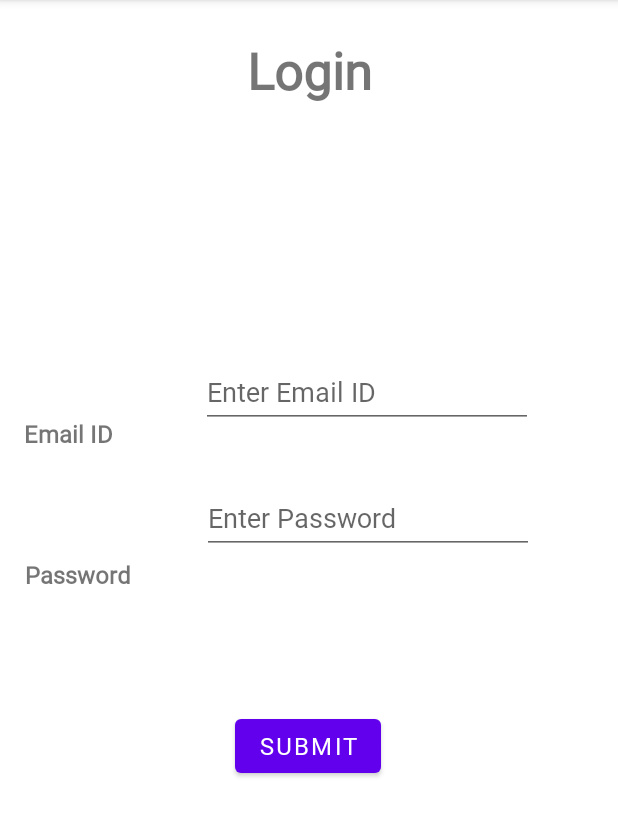
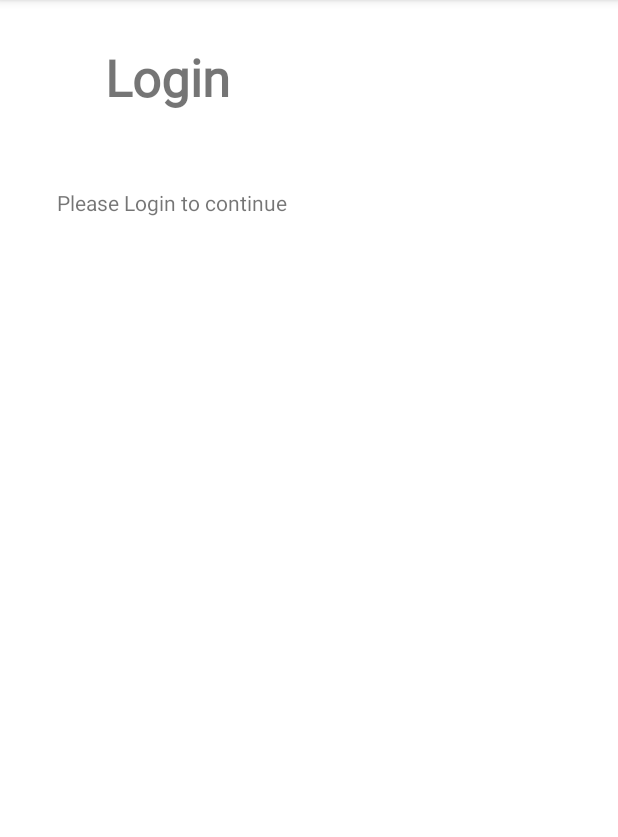
Before and after one commit to varun9610/Vaccine-Register, an Android app: the LoginFragment screen opened through its navigation route, on a phone screen of 412 x 824 dp, the part 84-921 px from its top. Run offline under Robolectric (Android 15) with nearby library versions, the phone set to English and light mode, and no system bars; our stand-ins replace data binding.

Commit message:
Modify fragment_login.xml a bit and add a couple of string resources.

```diff
--- a/app/src/main/res/layout/fragment_login.xml
+++ b/app/src/main/res/layout/fragment_login.xml
@@ -1,106 +1,36 @@
 <?xml version="1.0" encoding="utf-8"?>
 
 
-<layout xmlns:android="http://schemas.android.com/apk/res/android"
+<androidx.constraintlayout.widget.ConstraintLayout xmlns:android="http://schemas.android.com/apk/res/android"
     xmlns:app="http://schemas.android.com/apk/res-auto"
     xmlns:tools="http://schemas.android.com/tools"
+    android:id="@+id/loginConstraint"
+    android:layout_width="match_parent"
+    android:layout_height="match_parent"
     tools:context=".LoginFragment">
 
-    <androidx.constraintlayout.widget.ConstraintLayout
-        android:id="@+id/loginConstraint"
-        android:layout_width="match_parent"
-        android:layout_height="match_parent">
+    <TextView
+        android:id="@+id/textView7"
+        style="@style/header_text"
+        android:layout_width="wrap_content"
+        android:layout_height="wrap_content"
+        android:text="@string/string_login"
+        app:layout_constraintBottom_toBottomOf="parent"
+        app:layout_constraintEnd_toEndOf="parent"
+        app:layout_constraintHorizontal_bias="0.199"
+        app:layout_constraintStart_toStartOf="parent"
+        app:layout_constraintTop_toTopOf="parent"
+        app:layout_constraintVertical_bias="0.029" />
 
     <TextView
-            android:id="@+id/tvLogin"
-            style="@style/header_text"
-            android:layout_marginStart="155dp"
-            android:layout_marginTop="@dimen/margin_top"
-            android:layout_marginEnd="155dp"
-            android:text="@string/string_login"
-            app:layout_constraintEnd_toEndOf="parent"
-            app:layout_constraintStart_toStartOf="parent"
-            app:layout_constraintTop_toTopOf="parent" />
-
-        <TextView
-            android:id="@+id/tvEmail"
+        android:id="@+id/textView8"
         android:layout_width="wrap_content"
         android:layout_height="wrap_content"
-            android:layout_marginStart="12dp"
-            android:layout_marginTop="8dp"
-            android:fontFamily="@font/roboto1"
-            android:padding="4dp"
-            android:text="@string/string_email"
-            android:textAlignment="center"
-            android:textSize="@dimen/text_size"
-            android:textStyle="bold"
+        android:text="@string/login_to_continue"
         app:layout_constraintBottom_toBottomOf="parent"
-            app:layout_constraintStart_toStartOf="parent"
-            app:layout_constraintTop_toBottomOf="@+id/tvLogin"
-            app:layout_constraintVertical_bias="0.289" />
-
-        <TextView
-            android:id="@+id/tvPassword"
-            android:layout_width="wrap_content"
-            android:layout_height="wrap_content"
-            android:layout_marginStart="12dp"
-            android:fontFamily="@font/roboto1"
-            android:padding="4dp"
-            android:text="@string/string_password"
-            android:textAlignment="center"
-            android:textSize="@dimen/text_size"
-            android:textStyle="bold"
-            app:layout_constraintBottom_toBottomOf="parent"
+        app:layout_constraintEnd_toEndOf="parent"
+        app:layout_constraintHorizontal_bias="0.147"
         app:layout_constraintStart_toStartOf="parent"
         app:layout_constraintTop_toTopOf="parent"
-            app:layout_constraintVertical_bias="0.499" />
-
-        <EditText
-            android:id="@+id/etloginEmail"
-            android:layout_width="221dp"
-            android:layout_height="48dp"
-            android:layout_marginStart="8dp"
-            android:layout_marginTop="160dp"
-            android:layout_marginEnd="8dp"
-            android:ems="10"
-            android:fontFamily="@font/roboto1"
-            android:hint="@string/emailid_hint"
-            android:inputType="textEmailAddress"
-            app:layout_constraintEnd_toEndOf="parent"
-            app:layout_constraintHorizontal_bias="0.493"
-            app:layout_constraintStart_toEndOf="@+id/tvEmail"
-            app:layout_constraintTop_toBottomOf="@+id/tvLogin" />
-
-        <EditText
-            android:id="@+id/etloginPassword"
-            android:layout_width="221dp"
-            android:layout_height="48sp"
-            android:layout_marginStart="8dp"
-            android:layout_marginTop="36dp"
-            android:layout_marginEnd="8dp"
-            android:ems="10"
-            android:fontFamily="@font/roboto1"
-            android:hint="@string/string_login_enterpassword_hint"
-            android:inputType="textPassword"
-            app:layout_constraintEnd_toEndOf="parent"
-            app:layout_constraintHorizontal_bias="0.43"
-            app:layout_constraintStart_toEndOf="@+id/tvPassword"
-            app:layout_constraintTop_toBottomOf="@+id/etloginEmail" />
-
-        <Button
-            android:id="@+id/btnLoginSubmit"
-            android:layout_width="wrap_content"
-            android:layout_height="wrap_content"
-            android:layout_marginTop="8dp"
-            android:layout_marginBottom="8dp"
-            android:fontFamily="@font/roboto1"
-            android:text="@string/string_btn_submit"
-            android:textSize="@dimen/text_size"
-            app:layout_constraintBottom_toBottomOf="parent"
-            app:layout_constraintEnd_toEndOf="parent"
-            app:layout_constraintHorizontal_bias="0.498"
-            app:layout_constraintStart_toStartOf="parent"
-            app:layout_constraintTop_toBottomOf="@+id/tvLogin"
-            app:layout_constraintVertical_bias="0.619" />
+        app:layout_constraintVertical_bias="0.167" />
 </androidx.constraintlayout.widget.ConstraintLayout>
-</layout>
--- a/app/src/main/res/values/strings.xml
+++ b/app/src/main/res/values/strings.xml
@@ -24,4 +24,5 @@
     <string name="check_status">Check Status</string>
     <string name="book_appointment">Book Appointment</string>
     <string name="locate_centers_near_you">Locate centers near you.</string>
+    <string name="login_to_continue">Please Login to continue</string>
 </resources>
```
Lines whose indentation alone changed are shown as unchanged.
